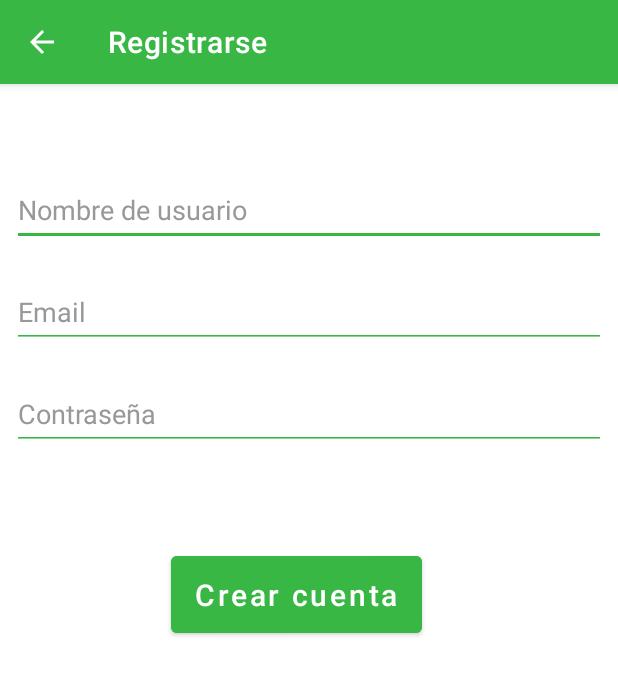
After one commit to Ivan-Urenda/Nutrity, an Android app: the SignupActivity screen opened directly, with no data from a screen before it, on a phone screen of 412 x 824 dp. The commit adds this screen. Shown: the top 675 px of the screen. Run offline under Robolectric (Android 15) with nearby library versions, the phone set to English and light mode, and no system bars.

Commit message:
Front de registrar listo

```diff
--- /dev/null
+++ b/app/src/main/java/com/example/nutrity/ui/signup/SignupActivity.kt
@@ -0,0 +1,38 @@
+package com.example.nutrity.ui.signup
+
+import android.content.Intent
+import androidx.appcompat.app.AppCompatActivity
+import android.os.Bundle
+import android.view.MenuItem
+import android.widget.Toolbar
+import com.example.nutrity.databinding.ActivitySignupBinding
+import com.example.nutrity.ui.login.LoginActivity
+
+class SignupActivity : AppCompatActivity() {
+
+    private lateinit var binding: ActivitySignupBinding
+
+    override fun onCreate(savedInstanceState: Bundle?) {
+        super.onCreate(savedInstanceState)
+
+        supportActionBar?.setDisplayHomeAsUpEnabled(true)
+
+        binding = ActivitySignupBinding.inflate(layoutInflater)
+        setContentView(binding.root)
+
+    }
+
+    override fun onOptionsItemSelected(item: MenuItem): Boolean {
+
+        when(item.itemId)
+        {
+            android.R.id.home -> {
+                finish()
+                return true
+            }
+        }
+        return super.onOptionsItemSelected(item)
+    }
+
+
+}
--- /dev/null
+++ b/app/src/main/res/layout/activity_signup.xml
@@ -0,0 +1,98 @@
+<?xml version="1.0" encoding="utf-8"?>
+<androidx.constraintlayout.widget.ConstraintLayout xmlns:android="http://schemas.android.com/apk/res/android"
+    xmlns:app="http://schemas.android.com/apk/res-auto"
+    xmlns:tools="http://schemas.android.com/tools"
+    android:layout_width="match_parent"
+    android:layout_height="match_parent"
+    tools:context=".ui.signup.SignupActivity">
+
+    <EditText
+        android:id="@+id/name"
+        android:layout_width="match_parent"
+        android:layout_height="wrap_content"
+        android:layout_marginStart="8dp"
+        android:layout_marginEnd="8dp"
+        android:layout_marginBottom="20dp"
+        android:autofillHints=""
+        android:ems="10"
+        android:hint="Nombre de usuario"
+        android:inputType="textEmailAddress"
+        android:minHeight="48dp"
+        android:singleLine="false"
+        android:textColor="@color/black"
+        android:textColorHint="#989898"
+        android:theme="@style/CampoTextoVerde"
+        app:layout_constraintBottom_toTopOf="@+id/username"
+        app:layout_constraintEnd_toEndOf="parent"
+        app:layout_constraintHorizontal_bias="0.0"
+        app:layout_constraintStart_toStartOf="parent" />
+
+    <EditText
+        android:id="@+id/password"
+        android:layout_width="match_parent"
+        android:layout_height="wrap_content"
+        android:layout_marginStart="8dp"
+        android:layout_marginTop="20dp"
+        android:layout_marginEnd="8dp"
+        android:ems="10"
+        android:hint="Contraseña"
+        android:inputType="textPassword"
+        android:minHeight="48dp"
+        android:textColorHint="#989898"
+        android:theme="@style/CampoTextoVerde"
+        app:layout_constraintEnd_toEndOf="parent"
+        app:layout_constraintHorizontal_bias="0.0"
+        app:layout_constraintStart_toStartOf="parent"
+        app:layout_constraintTop_toBottomOf="@+id/username" />
+
+    <EditText
+        android:id="@+id/username"
+        android:layout_width="match_parent"
+        android:layout_height="wrap_content"
+        android:layout_marginStart="8dp"
+        android:layout_marginEnd="8dp"
+        android:layout_marginBottom="592dp"
+        android:autofillHints=""
+        android:ems="10"
+        android:hint="Email"
+        android:inputType="textEmailAddress"
+        android:minHeight="48dp"
+        android:singleLine="false"
+        android:textColor="@color/black"
+        android:textColorHint="#989898"
+        android:theme="@style/CampoTextoVerde"
+        app:layout_constraintBottom_toBottomOf="parent"
+        app:layout_constraintEnd_toEndOf="parent"
+        app:layout_constraintHorizontal_bias="0.0"
+        app:layout_constraintStart_toStartOf="parent" />
+
+    <Button
+        android:id="@+id/login"
+        android:layout_width="wrap_content"
+        android:layout_height="63dp"
+        android:layout_marginBottom="396dp"
+        android:backgroundTint="#38B745"
+        android:text="Crear cuenta"
+        android:textAllCaps="false"
+        android:textColor="@color/white"
+        android:textSize="20sp"
+        app:layout_constraintBottom_toBottomOf="parent"
+        app:layout_constraintEnd_toEndOf="parent"
+        app:layout_constraintHorizontal_bias="0.466"
+        app:layout_constraintStart_toStartOf="parent" />
+
+    <ProgressBar
+        android:id="@+id/loading"
+        android:layout_width="wrap_content"
+        android:layout_height="wrap_content"
+        android:layout_gravity="center"
+        android:layout_marginTop="64dp"
+        android:layout_marginBottom="64dp"
+        android:visibility="gone"
+        app:layout_constraintBottom_toBottomOf="parent"
+        app:layout_constraintEnd_toEndOf="@+id/password"
+        app:layout_constraintStart_toStartOf="@+id/password"
+        app:layout_constraintTop_toTopOf="parent"
+        app:layout_constraintVertical_bias="0.3" />
+
+</androidx.constraintlayout.widget.ConstraintLayout>
```
Also changed, not shown: app/src/main/AndroidManifest.xml (+8 -4 lines), app/src/main/java/com/example/nutrity/ui/login/LoginActivity.kt (+9 -0 lines), app/src/main/java/com/example/nutrity/ui/login/LoginViewModel.kt (deleted, +0 -10 lines), app/src/main/res/drawable/ic_baseline_arrow_back_24.xml (added, +10 -0 lines), app/src/main/res/layout/activity_login.xml (+6 -31 lines).
